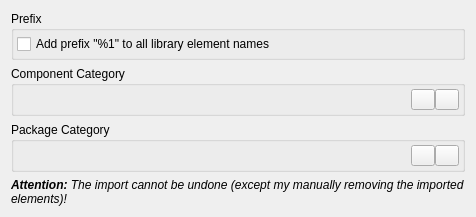
Before: the Qt Designer form libs/librepcb/editor/library/kicadlibraryimportwizard/kicadlibraryimportwizardpage_setoptions.ui in LibrePCB/LibrePCB, drawn with Qt 5.
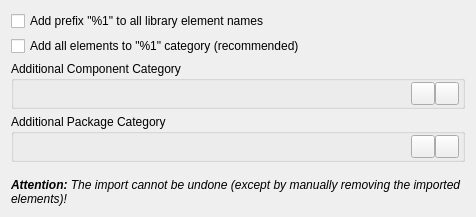
After: the same form once the commit is applied. Icons and pictures are not drawn.

Commit message: KiCadLibraryImport: Auto-add "KiCad Import" category

```diff
--- a/libs/librepcb/editor/library/kicadlibraryimportwizard/kicadlibraryimportwizardpage_setoptions.ui
+++ b/libs/librepcb/editor/library/kicadlibraryimportwizard/kicadlibraryimportwizardpage_setoptions.ui
@@ -19,27 +19,9 @@
   <property name="subTitle">
    <string>Choose the import options and click on the import button below to continue. If you are unsure about the options, just keep the default values.</string>
   </property>
-  <layout class="QVBoxLayout" name="verticalLayout" stretch="0,0,0,1">
-   <item>
-    <widget class="QGroupBox" name="groupBox_3">
-     <property name="title">
-      <string>Prefix</string>
-     </property>
-     <layout class="QVBoxLayout" name="verticalLayout_2">
+  <layout class="QVBoxLayout" name="verticalLayout" stretch="0,0,0,0,1">
       <property name="spacing">
-       <number>0</number>
-      </property>
-      <property name="leftMargin">
-       <number>3</number>
-      </property>
-      <property name="topMargin">
-       <number>3</number>
-      </property>
-      <property name="rightMargin">
-       <number>3</number>
-      </property>
-      <property name="bottomMargin">
-       <number>3</number>
+    <number>5</number>
       </property>
       <item>
        <widget class="QCheckBox" name="cbxAddNamePrefix">
@@ -51,13 +33,20 @@
         </property>
        </widget>
       </item>
-     </layout>
+   <item>
+    <widget class="QCheckBox" name="cbxAddToCategory">
+     <property name="toolTip">
+      <string>Will list all imported elements under a dedicated category, to help finding them.</string>
+     </property>
+     <property name="text">
+      <string>Add all elements to &quot;%1&quot; category (recommended)</string>
+     </property>
     </widget>
    </item>
    <item>
     <widget class="QGroupBox" name="gbxComponentCategory">
      <property name="title">
-      <string>Component Category</string>
+      <string>Additional Component Category</string>
      </property>
      <layout class="QHBoxLayout" name="horizontalLayout_2">
       <property name="spacing">
@@ -67,13 +56,13 @@
        <number>3</number>
       </property>
       <property name="topMargin">
-       <number>3</number>
+       <number>1</number>
       </property>
       <property name="rightMargin">
        <number>3</number>
       </property>
       <property name="bottomMargin">
-       <number>3</number>
+       <number>1</number>
       </property>
       <item>
        <widget class="QLabel" name="lblComponentCategoryTree">
@@ -116,7 +105,7 @@
    <item>
     <widget class="QGroupBox" name="gbxPackageCategory">
      <property name="title">
-      <string>Package Category</string>
+      <string>Additional Package Category</string>
      </property>
      <layout class="QHBoxLayout" name="horizontalLayout_3">
       <property name="spacing">
@@ -126,13 +115,13 @@
        <number>3</number>
       </property>
       <property name="topMargin">
-       <number>3</number>
+       <number>1</number>
       </property>
       <property name="rightMargin">
        <number>3</number>
       </property>
       <property name="bottomMargin">
-       <number>3</number>
+       <number>1</number>
       </property>
       <item>
        <widget class="QLabel" name="lblPackageCategoryTree">
@@ -180,7 +169,7 @@
       </font>
      </property>
      <property name="text">
-      <string>&lt;b&gt;Attention:&lt;/b&gt; The import cannot be undone (except my manually removing the imported elements)!</string>
+      <string>&lt;b&gt;Attention:&lt;/b&gt; The import cannot be undone (except by manually removing the imported elements)!</string>
      </property>
      <property name="alignment">
       <set>Qt::AlignBottom|Qt::AlignLeading|Qt::AlignLeft</set>
```
Lines whose indentation alone changed are shown as unchanged. The commit also changes 5 other files.
